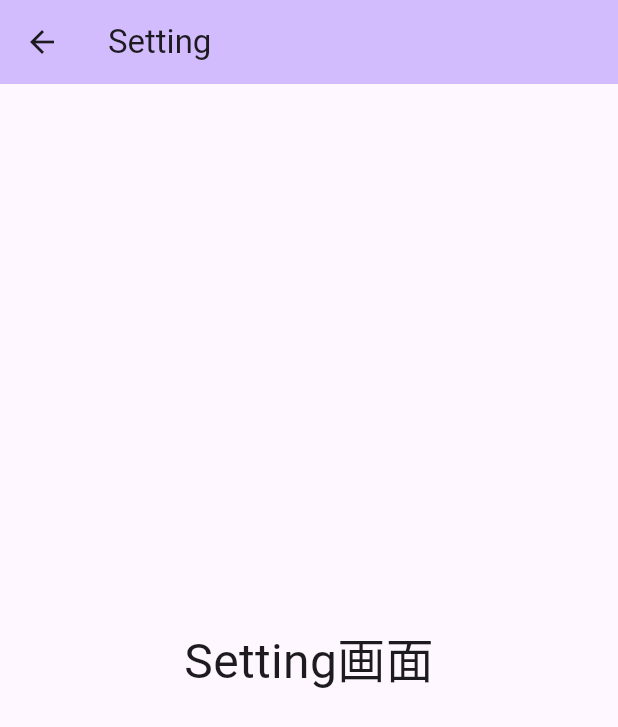
After one commit to itc-s22004/GraduationFlutter, a Flutter app: the SettingScreen screen opened directly, on a phone screen of 412 x 824 dp. The commit adds this screen. Shown: the top 727 px of the screen. Run offline on Flutter 3.47's test engine with Material 3 defaults, Android fonts, the light colour scheme and no system bars; our stand-ins replace appinio_swiper, cloud_firestore, firebase_auth, firebase_core, flutter_chat_types, flutter_chat_ui and 4 more; accounts and stored records are empty; statements that could not run were skipped.

Commit message:
ナビゲーションバーを追加

```diff
--- a/lib/main.dart
+++ b/lib/main.dart
@@ -1,38 +1,60 @@
 import 'package:flutter/material.dart';
-import 'package:flutter_dotenv/flutter_dotenv.dart';
 import 'package:flutter_riverpod/flutter_riverpod.dart';
 import 'package:get/get.dart';
 import 'package:omg/login/login_validate.dart';
-import 'package:omg/next.dart';
-import 'package:omg/page.dart';
 
 import 'package:firebase_core/firebase_core.dart';
-import 'package:flutter/material.dart';
-import 'package:omg/registration/create_account.dart';
-import 'package:omg/with.dart';
 
+import 'auth_controller.dart';
 import 'firebase_options.dart';
+
+// void main() async {
+//   WidgetsFlutterBinding.ensureInitialized();
+//   // .env　ロード
+//   // await dotenv.load(fileName: ".env");
+//
+//   await Firebase.initializeApp(
+//       options: DefaultFirebaseOptions.currentPlatform
+//   );
+//
+//   runApp(
+//     const ProviderScope(
+//       child: GetMaterialApp(
+//         title: "omg",
+//         home: LoginValidate(),
+//         initialRoute: "/",
+//       ),
+//     ),
+//   );
+// }
 
 void main() async {
   WidgetsFlutterBinding.ensureInitialized();
-  // .env　ロード
-  // await dotenv.load(fileName: ".env");
-
   await Firebase.initializeApp(
-      options: DefaultFirebaseOptions.currentPlatform
+    options: DefaultFirebaseOptions.currentPlatform,
   );
 
   runApp(
     const ProviderScope(
-      child: GetMaterialApp(
-        title: "omg",
-        // home: Home(),
-        // home: Next(),
-        home: LoginValidate(),
-        // home: CreateAccountPage(),
-        // home: MainApp(),
-        initialRoute: "/",
-      ),
+      child: MyApp(), // MyAppを呼び出す
     ),
   );
 }
+
+// メインアプリウィジェット
+class MyApp extends StatelessWidget {
+  const MyApp({super.key});
+
+  @override
+  Widget build(BuildContext context) {
+    return GetMaterialApp(
+      title: "omg",
+      theme: ThemeData(
+        colorScheme: ColorScheme.fromSeed(seedColor: Colors.deepPurple),
+        useMaterial3: true,
+      ),
+      home: const LoginValidate(), // ログイン画面をホームに設定
+      debugShowCheckedModeBanner: false,
+    );
+  }
+}
--- /dev/null
+++ b/lib/screens/setting.dart
@@ -0,0 +1,18 @@
+import 'package:flutter/material.dart';
+
+class SettingScreen extends StatelessWidget {
+  const SettingScreen({super.key});
+
+  @override
+  Widget build(BuildContext context) {
+    return Scaffold(
+      appBar: AppBar(
+        backgroundColor: Theme.of(context).colorScheme.inversePrimary,
+        title: const Text('Setting'),
+      ),
+      body: const Center(
+        child: Text('Setting画面', style: TextStyle(fontSize: 32.0)),
+      ),
+    );
+  }
+}
--- a/lib/with.dart
+++ b/lib/with.dart
@@ -37,6 +37,10 @@ class _MainAppState extends ConsumerState<MainApp> {
     return MaterialApp(
       debugShowCheckedModeBanner: false,
       home: Scaffold(
+        appBar: AppBar(
+          backgroundColor: Theme.of(context).colorScheme.inversePrimary,
+          title: const Text('Swipe'),
+        ),
         body: SafeArea(
           child: asyncValue.when(
             // ローディング中の処理
```
Also changed, not shown: lib/login/login_validate.dart (+9 -3 lines), lib/screens/chatList.dart (added, +75 -0 lines), lib/screens/navigation.dart (added, +100 -0 lines), lib/with/swipeAsyncNotifier.dart (+7 -1 lines).
